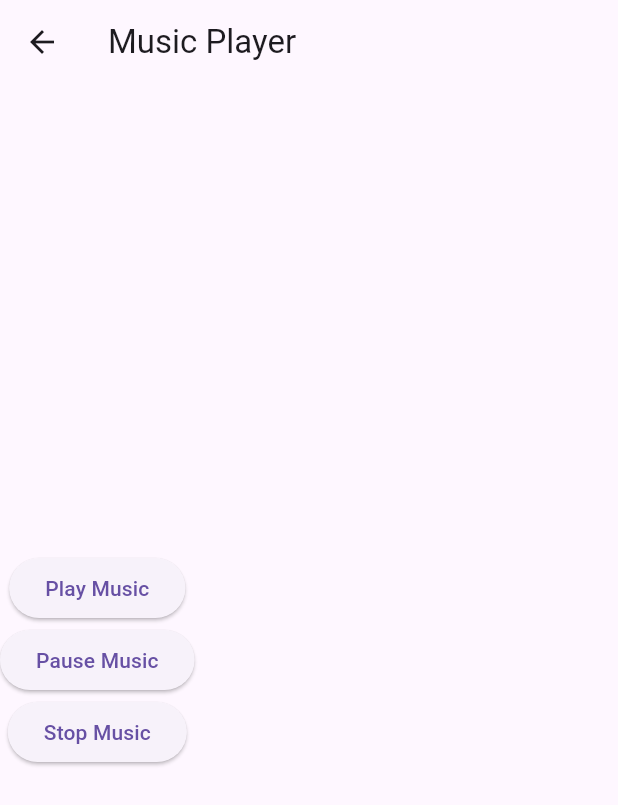
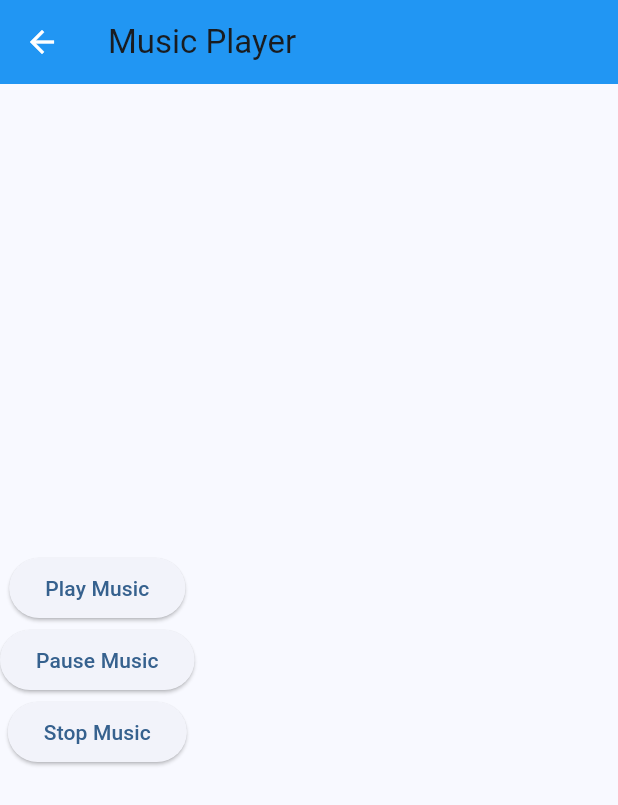
Before and after one commit to haidzkkk/Base_BloC, a Flutter app: the MusicPlayer screen opened directly, on a phone screen of 412 x 824 dp. Shown: the top 805 px of the screen. Run offline on Flutter 3.47's test engine with Material 3 defaults, Android fonts, the phone set to English and light mode, and no system bars; our stand-ins replace equatable, flutter_bloc, get_it, hive, just_audio, shared_preferences; accounts and stored records are empty; generated files the repository leaves out were written again.

Commit message:
theme: add theme in to the app

```diff
--- /dev/null
+++ b/lib/feature/commons/contants/theme.dart
@@ -0,0 +1,31 @@
+import 'package:flutter/material.dart';
+
+ThemeData lightTheme = ThemeData(
+  brightness: Brightness.light,
+  useMaterial3: true,
+  textTheme: const TextTheme(
+    displayLarge: TextStyle(fontSize: 32, fontWeight: FontWeight.bold),
+    bodyLarge: TextStyle(fontSize: 18, color: Colors.black87),
+  ),
+  appBarTheme: const AppBarTheme(
+    color: Colors.blue,
+    iconTheme: IconThemeData(color: Colors.white),
+  ),
+  colorScheme: ColorScheme.fromSeed(seedColor: Colors.blue),
+);
+
+
+ThemeData darkTheme = ThemeData(
+  textTheme: const TextTheme(
+    displayLarge: TextStyle(fontSize: 32, fontWeight: FontWeight.bold),
+    bodyLarge: TextStyle(fontSize: 18, color: Colors.white70),
+  ),
+  appBarTheme: const AppBarTheme(
+    color: Colors.red,
+    iconTheme: IconThemeData(color: Colors.white),
+  ),
+  colorScheme: ColorScheme.fromSeed(
+    seedColor: Colors.red,
+    brightness: Brightness.dark,
+  ),
+);
--- a/lib/feature/commons/extentions/size_extensions.dart
+++ b/lib/feature/commons/utility/size_extensions.dart
@@ -1,5 +1,5 @@
 
-import '../pageutil/pageutil.dart';
+import 'pageutil.dart';
 
 ///define size for screen (width, height and sp for fonts)
 extension SizeExtension on num {
--- a/lib/feature/presentation/screen/home_screen/home_screen.dart
+++ b/lib/feature/presentation/screen/home_screen/home_screen.dart
@@ -1,10 +1,9 @@
 import 'package:flutter/cupertino.dart';
 import 'package:flutter/material.dart';
 import 'package:flutter_bloc/flutter_bloc.dart';
+import 'package:spotify/feature/commons/utility/locale_util.dart';
 import 'package:spotify/feature/presentation/blocs/home/home_event.dart';
 
-import 'package:flutter_gen/gen_l10n/app_localizations.dart';
-import 'package:spotify/feature/presentation/utility/locale_util.dart';
 import '../../blocs/home/home_bloc.dart';
 import '../../blocs/home/home_state.dart';
 
--- a/lib/main.dart
+++ b/lib/main.dart
@@ -1,5 +1,6 @@
 import 'package:flutter/material.dart';
 import 'package:flutter_bloc/flutter_bloc.dart';
+import 'package:spotify/feature/commons/contants/theme.dart';
 import 'package:spotify/feature/presentation/blocs/home/home_bloc.dart';
 import 'feature/di/InjectionContainer.dart';
 import 'feature/presentation/screen/home_screen/home_screen.dart';
@@ -21,17 +22,20 @@ class MyApp extends StatelessWidget {
       providers: [
         BlocProvider<HomeBloc>(create: (context) => sl<HomeBloc>()),
       ],
-      child: const MaterialApp(
+      child: MaterialApp(
         debugShowCheckedModeBanner: false,
-        localizationsDelegates: [
+        theme: lightTheme,
+        darkTheme: darkTheme,
+        // themeMode: ThemeMode.light,
+        // locale: Locale("vi"),
+        localizationsDelegates: const [
           AppLocalizations.delegate, // Add this line
           GlobalMaterialLocalizations.delegate,
           GlobalWidgetsLocalizations.delegate,
           GlobalCupertinoLocalizations.delegate,
         ],
         supportedLocales: AppLocalizations.supportedLocales,  // list languages AppLocalizations auto generate
-        // locale: Locale("vi"),
-        home: HomeScreen(),
+        home: const HomeScreen(),
       ),
     );
   }
```
Also changed, not shown: lib/feature/commons/utility/color_resource.dart (renamed from lib/feature/presentation/utility/color_resource.dart), lib/feature/commons/utility/date_converter.dart (renamed from lib/feature/presentation/utility/date_converter.dart), lib/feature/commons/utility/hive_manager.dart (renamed from lib/feature/presentation/utility/hive_manager.dart), lib/feature/commons/utility/images.dart (renamed from lib/feature/presentation/utility/images.dart), lib/feature/commons/utility/locale_util.dart (renamed from lib/feature/presentation/utility/locale_util.dart), lib/feature/commons/utility/pageutil.dart (renamed from lib/feature/commons/pageutil/pageutil.dart).
